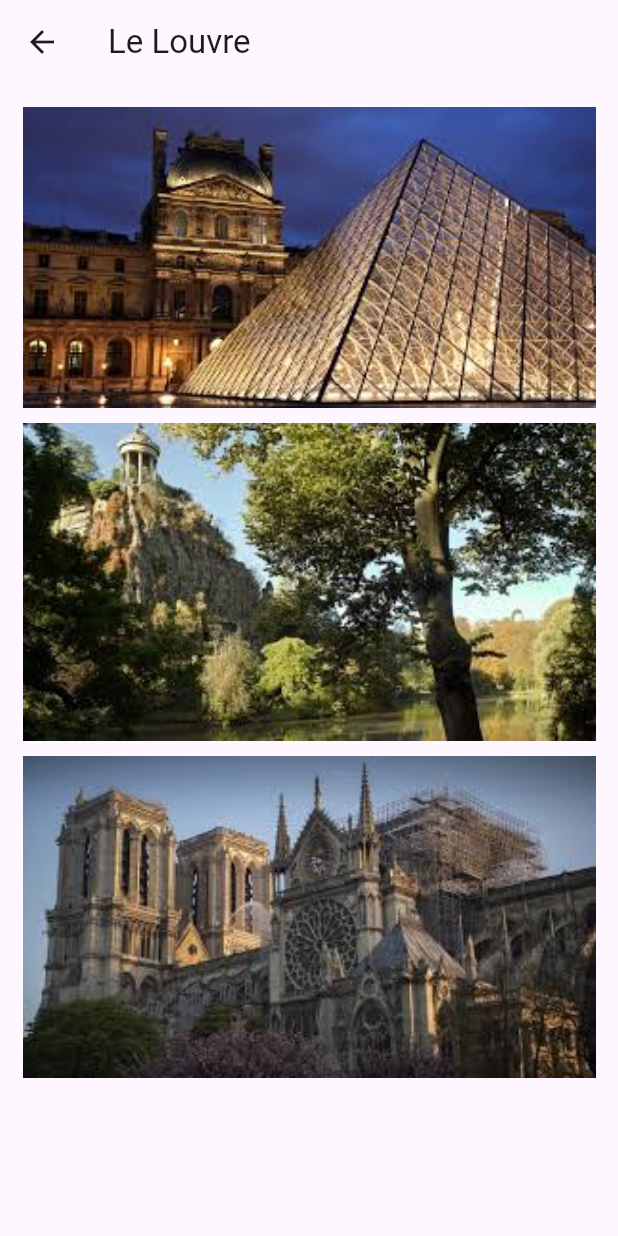
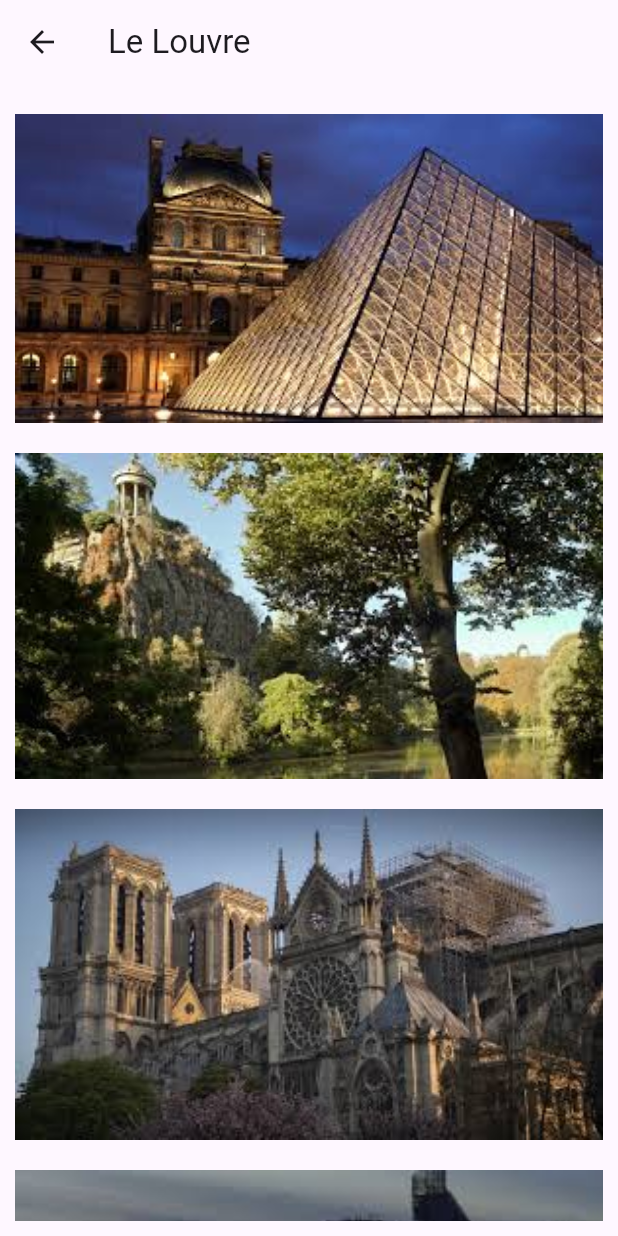
Before and after one commit to johannesmadja/dyma_app, a Flutter app: the CityPage screen opened directly with sample values from the repository, on a phone screen of 412 x 824 dp. Run offline on Flutter 3.47's test engine with Material 3 defaults, Android fonts, the phone set to English and light mode, and no system bars.

Commit message:
ch7_beforeLastLecon_boulot

```diff
--- a/lib/features/cities/data/models/activities_mock.dart
+++ b/lib/features/cities/data/models/activities_mock.dart
@@ -21,7 +21,7 @@ final List<Activity> activities_mock = [
   ),
   Activity(
     name: 'La Défense',
-    city: City(name: 'Lyon', imageUrl: AppAssets.paris, isFavorite: false),
+    city: City(name: 'Paris', imageUrl: AppAssets.paris, isFavorite: false),
     image: 'assets/images/activity/defense.jpg',
   ),
 ];
--- a/lib/features/cities/presentation/pages/city_page.dart
+++ b/lib/features/cities/presentation/pages/city_page.dart
@@ -21,6 +21,7 @@ class _CityPageState extends State<CityPage> {
     activities = activities_mock
         .where((ac) => ac.city.name == city.name)
         .toList();
+    print(activities);
   }
 
   @override
@@ -29,8 +30,10 @@ class _CityPageState extends State<CityPage> {
       appBar: AppBar(title: Text(activities.first.name)),
       body: Container(
         padding: EdgeInsets.all(10),
-        child: Column(
-          children: [...activities.map((ac) => ActivityCard(activity: ac))],
+        child: ListView.builder(
+          itemCount: activities.length,
+          itemBuilder: (context, index) =>
+              ActivityCard(activity: activities[index]),
         ),
       ),
     );
--- a/lib/features/cities/presentation/widgets/activity_card.dart
+++ b/lib/features/cities/presentation/widgets/activity_card.dart
@@ -10,7 +10,7 @@ class ActivityCard extends StatelessWidget {
   Widget build(BuildContext context) {
     return Container(
       width: double.infinity,
-      margin: EdgeInsets.all(5),
+      margin: EdgeInsets.symmetric(vertical: 10),
       child: Image.asset(activity.image, fit: BoxFit.cover),
     );
   }
```
